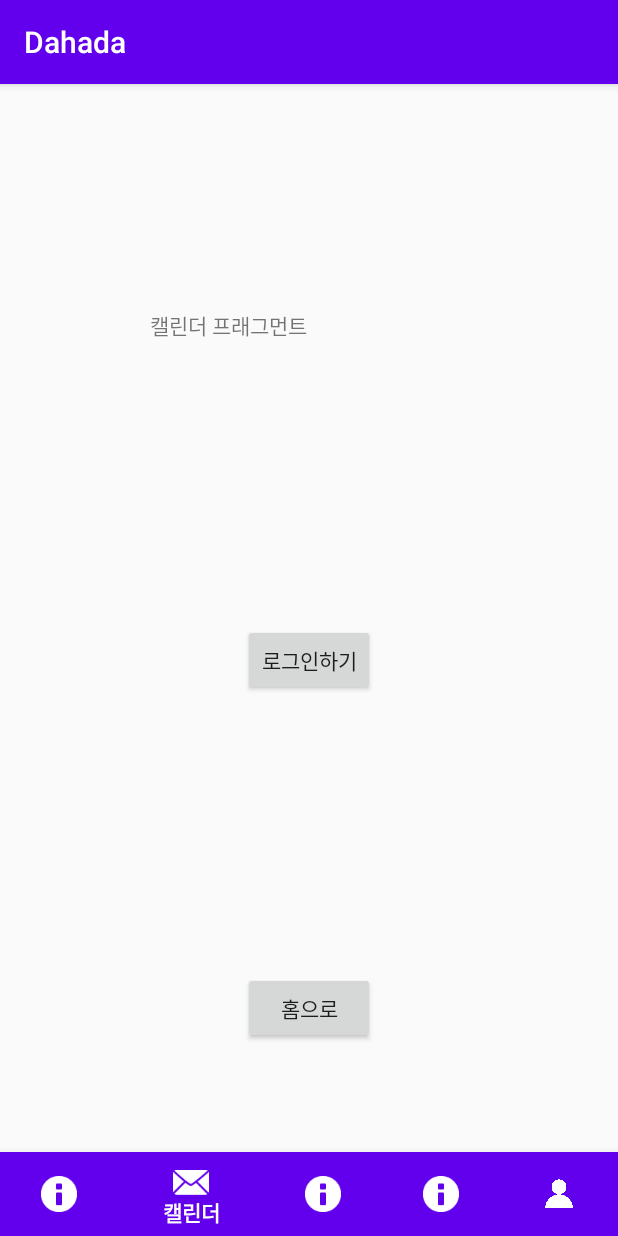
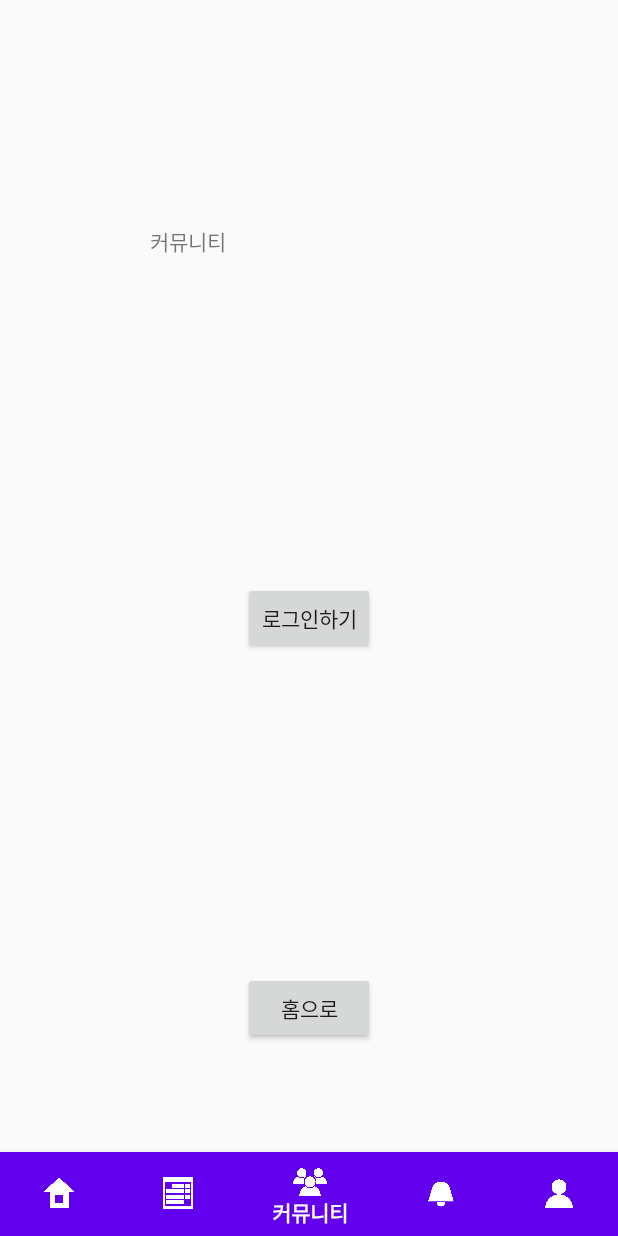
Before and after one commit to NaDaPuPu/Dahada, an Android app: the screen it shows after launch (MainActivity), item 3 of the bottom bar chosen, on a phone screen of 412 x 824 dp. Run offline under Robolectric (Android 15) with nearby library versions, the phone set to English and light mode, and no system bars.

Commit message:
Complete Bottom Bar, Delete Action Bar

```diff
--- a/dahada/app/src/main/AndroidManifest.xml
+++ b/dahada/app/src/main/AndroidManifest.xml
@@ -8,7 +8,7 @@
         android:label="@string/app_name"
         android:roundIcon="@mipmap/ic_launcher_round"
         android:supportsRtl="true"
-        android:theme="@style/AppTheme">
+        android:theme="@style/Theme.AppCompat.Light.NoActionBar">
         <activity android:name=".Home_DaeGeun"></activity>
         <activity android:name=".HomeActivity" />
         <activity
--- a/dahada/app/src/main/java/com/d2w/dahada/MainActivity.java
+++ b/dahada/app/src/main/java/com/d2w/dahada/MainActivity.java
@@ -4,6 +4,7 @@ import androidx.appcompat.app.AppCompatActivity;
 
 import android.content.Intent;
 import android.os.Bundle;
+import android.text.Layout;
 import android.view.View;
 import android.widget.Button;
 import android.view.MenuItem;
@@ -12,7 +13,9 @@ import android.widget.Toast;
 import androidx.annotation.NonNull;
 
 import com.d2w.dahada.data.bottombar.Calender;
+import com.d2w.dahada.data.bottombar.Community;
 import com.d2w.dahada.data.bottombar.Mypage;
+import com.d2w.dahada.data.bottombar.Notice;
 import com.d2w.dahada.data.login.LoginActivity;
 
 import com.google.android.material.bottomnavigation.BottomNavigationView;
@@ -20,6 +23,8 @@ import com.google.android.material.bottomnavigation.BottomNavigationView;
 public class MainActivity extends AppCompatActivity {
 
     Calender calender;
+    Community community;
+    Notice notice;
     Mypage mypage;
 
     @Override
@@ -28,6 +33,8 @@ public class MainActivity extends AppCompatActivity {
         setContentView(R.layout.activity_main);
 
         calender = new Calender();
+        community = new Community();
+        notice = new Notice();
         mypage = new Mypage();
 
         /*getSupportFragmentManager().beginTransaction().replace(R.id.container, calender).commit();*/
@@ -37,16 +44,37 @@ public class MainActivity extends AppCompatActivity {
             @Override
             public boolean onNavigationItemSelected(@NonNull MenuItem item) {
                 switch (item.getItemId()) {
+                    case R.id.tab1:
+                        Toast.makeText(getApplicationContext(), "홈", Toast.LENGTH_LONG).show();
+                        findViewById(R.id.container).setVisibility(View.INVISIBLE);
+                        return true;
+
                     case R.id.tab2:
                         Toast.makeText(getApplicationContext(), "캘린더 화면", Toast.LENGTH_LONG).show();
                         getSupportFragmentManager().beginTransaction().replace(R.id.container, calender).commit();
+                        getSupportFragmentManager().beginTransaction().commit();
+                        findViewById(R.id.container).setVisibility(View.VISIBLE);
+                        return true;
 
+                    case R.id.tab3:
+                        Toast.makeText(getApplicationContext(), "커뮤니티", Toast.LENGTH_LONG).show();
+                        getSupportFragmentManager().beginTransaction().replace(R.id.container, community).commit();
+                        getSupportFragmentManager().beginTransaction().commit();
+                        findViewById(R.id.container).setVisibility(View.VISIBLE);
+                        return true;
+
+                    case R.id.tab4:
+                        Toast.makeText(getApplicationContext(), "알림", Toast.LENGTH_LONG).show();
+                        getSupportFragmentManager().beginTransaction().replace(R.id.container, notice).commit();
+                        getSupportFragmentManager().beginTransaction().commit();
+                        findViewById(R.id.container).setVisibility(View.VISIBLE);
                         return true;
 
                     case R.id.tab5:
                         Toast.makeText(getApplicationContext(), "마이페이지", Toast.LENGTH_LONG).show();
                         getSupportFragmentManager().beginTransaction().replace(R.id.container, mypage).commit();
-
+                        getSupportFragmentManager().beginTransaction().commit();
+                        findViewById(R.id.container).setVisibility(View.VISIBLE);
                         return true;
                 }
                 return false;
--- /dev/null
+++ b/dahada/app/src/main/java/com/d2w/dahada/data/bottombar/Community.java
@@ -0,0 +1,19 @@
+package com.d2w.dahada.data.bottombar;
+
+import android.os.Bundle;
+import android.view.LayoutInflater;
+import android.view.View;
+import android.view.ViewGroup;
+
+import androidx.fragment.app.Fragment;
+
+import com.d2w.dahada.R;
+
+public class Community extends Fragment {
+
+    @Override
+    public View onCreateView(LayoutInflater inflater, ViewGroup container, Bundle savedInstanceState) {
+        return inflater.inflate(R.layout.community, container, false);
+    }
+
+}
--- /dev/null
+++ b/dahada/app/src/main/java/com/d2w/dahada/data/bottombar/Notice.java
@@ -0,0 +1,19 @@
+package com.d2w.dahada.data.bottombar;
+
+import android.os.Bundle;
+import android.view.LayoutInflater;
+import android.view.View;
+import android.view.ViewGroup;
+
+import androidx.fragment.app.Fragment;
+
+import com.d2w.dahada.R;
+
+public class Notice extends Fragment {
+
+    @Override
+    public View onCreateView(LayoutInflater inflater, ViewGroup container, Bundle savedInstanceState) {
+        return inflater.inflate(R.layout.notice, container, false);
+    }
+
+}
--- a/dahada/app/src/main/res/layout/activity_main.xml
+++ b/dahada/app/src/main/res/layout/activity_main.xml
@@ -21,8 +21,8 @@
         android:id="@+id/container"
         android:layout_width="match_parent"
         android:layout_height="match_parent"
-        app:layout_behavior="@string/appbar_scrolling_view_behavior">
-    </FrameLayout>
+        android:visibility="visible"
+        app:layout_behavior="@string/appbar_scrolling_view_behavior"></FrameLayout>
 
 
     <com.google.android.material.bottomnavigation.BottomNavigationView
--- /dev/null
+++ b/dahada/app/src/main/res/layout/community.xml
@@ -0,0 +1,18 @@
+<?xml version="1.0" encoding="utf-8"?>
+<androidx.constraintlayout.widget.ConstraintLayout
+    xmlns:android="http://schemas.android.com/apk/res/android"
+    xmlns:app="http://schemas.android.com/apk/res-auto"
+    android:layout_width="match_parent"
+    android:layout_height="match_parent">
+
+    <TextView
+        android:id="@+id/textView"
+        android:layout_width="wrap_content"
+        android:layout_height="wrap_content"
+        android:layout_marginStart="100dp"
+        android:layout_marginLeft="100dp"
+        android:layout_marginTop="150dp"
+        android:text="커뮤니티"
+        app:layout_constraintStart_toStartOf="parent"
+        app:layout_constraintTop_toTopOf="parent" />
+</androidx.constraintlayout.widget.ConstraintLayout>
--- a/dahada/app/src/main/res/menu/menu_bottom.xml
+++ b/dahada/app/src/main/res/menu/menu_bottom.xml
@@ -4,27 +4,27 @@
 
     <item
         android:id="@+id/tab1"
-        android:icon="@android:drawable/ic_dialog_info"
-        android:title="커뮤니티"
+        android:icon="@drawable/home"
+        android:title="홈"
         app:showAsAction="ifRoom" />
 
     <item
         android:id="@+id/tab2"
-        app:showAsAction="ifRoom"
         android:enabled="true"
-        android:icon="@android:drawable/ic_dialog_email"
-        android:title="캘린더" />
+        android:icon="@drawable/calender"
+        android:title="캘린더"
+        app:showAsAction="ifRoom" />
 
     <item
         android:id="@+id/tab3"
-        android:icon="@android:drawable/ic_dialog_info"
+        android:icon="@drawable/community"
         android:title="커뮤니티"
         app:showAsAction="ifRoom" />
 
     <item
         android:id="@+id/tab4"
-        android:icon="@android:drawable/ic_dialog_info"
-        android:title="커뮤니티"
+        android:icon="@drawable/notice"
+        android:title="알림"
         app:showAsAction="ifRoom" />
 
     <item
```
Also changed, not shown: dahada/app/src/main/res/layout/notice.xml (added, +18 -0 lines), dahada/app/src/main/res/drawable/calender.png (added), dahada/app/src/main/res/drawable/community.png (added), dahada/app/src/main/res/drawable/home.png (added), dahada/app/src/main/res/drawable/notice.png (added).
